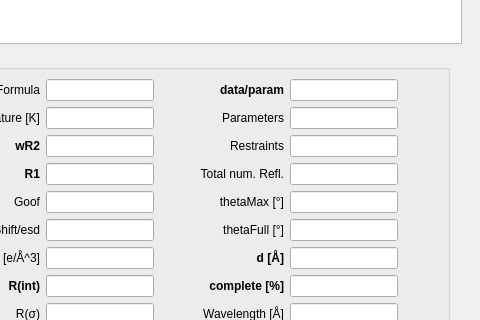
Above: stdb_main.ui from dkratzert/StructureFinder before the change; both pictures show x 478 to 958 and y 283 to 603 of the 958 by 722 pixel window. Below: the same form after it.
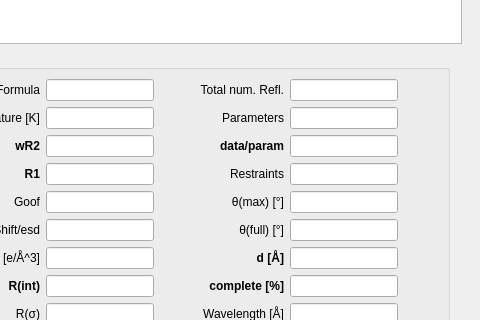
That is the form after the change.

```diff
--- a/stdb_main.ui
+++ b/stdb_main.ui
@@ -503,15 +503,9 @@
               <set>Qt::AlignRight|Qt::AlignTrailing|Qt::AlignVCenter</set>
              </property>
              <item row="0" column="0">
-              <widget class="QLabel" name="dataReflnsLabel">
-               <property name="font">
-                <font>
-                 <weight>75</weight>
-                 <bold>true</bold>
-                </font>
-               </property>
+              <widget class="QLabel" name="reflTotalLabel">
                <property name="text">
-                <string>data/param</string>
+                <string>Total num. Refl.</string>
                </property>
                <property name="alignment">
                 <set>Qt::AlignRight|Qt::AlignTrailing|Qt::AlignVCenter</set>
@@ -519,7 +513,7 @@
               </widget>
              </item>
              <item row="0" column="1">
-              <widget class="QLineEdit" name="dataReflnsLineEdit"/>
+              <widget class="QLineEdit" name="reflTotalLineEdit"/>
              </item>
              <item row="1" column="0">
               <widget class="QLabel" name="numParametersLabel">
@@ -535,9 +529,15 @@
               <widget class="QLineEdit" name="numParametersLineEdit"/>
              </item>
              <item row="2" column="0">
-              <widget class="QLabel" name="numRestraintsLabel">
+              <widget class="QLabel" name="dataReflnsLabel">
+               <property name="font">
+                <font>
+                 <weight>75</weight>
+                 <bold>true</bold>
+                </font>
+               </property>
                <property name="text">
-                <string>Restraints</string>
+                <string>data/param</string>
                </property>
                <property name="alignment">
                 <set>Qt::AlignRight|Qt::AlignTrailing|Qt::AlignVCenter</set>
@@ -545,12 +545,12 @@
               </widget>
              </item>
              <item row="2" column="1">
-              <widget class="QLineEdit" name="numRestraintsLineEdit"/>
+              <widget class="QLineEdit" name="dataReflnsLineEdit"/>
              </item>
              <item row="3" column="0">
-              <widget class="QLabel" name="reflTotalLabel">
+              <widget class="QLabel" name="numRestraintsLabel">
                <property name="text">
-                <string>Total num. Refl.</string>
+                <string>Restraints</string>
                </property>
                <property name="alignment">
                 <set>Qt::AlignRight|Qt::AlignTrailing|Qt::AlignVCenter</set>
@@ -558,12 +558,12 @@
               </widget>
              </item>
              <item row="3" column="1">
-              <widget class="QLineEdit" name="reflTotalLineEdit"/>
+              <widget class="QLineEdit" name="numRestraintsLineEdit"/>
              </item>
              <item row="4" column="0">
               <widget class="QLabel" name="thetaMaxLabel">
                <property name="text">
-                <string>thetaMax [°]</string>
+                <string>θ(max) [°]</string>
                </property>
                <property name="alignment">
                 <set>Qt::AlignRight|Qt::AlignTrailing|Qt::AlignVCenter</set>
@@ -576,7 +576,7 @@
              <item row="5" column="0">
               <widget class="QLabel" name="thetaFullLabel">
                <property name="text">
-                <string>thetaFull [°]</string>
+                <string>θ(full) [°]</string>
                </property>
                <property name="alignment">
                 <set>Qt::AlignRight|Qt::AlignTrailing|Qt::AlignVCenter</set>
```
Left out of the diff: 2 changed lines with no effect on the pictures.
